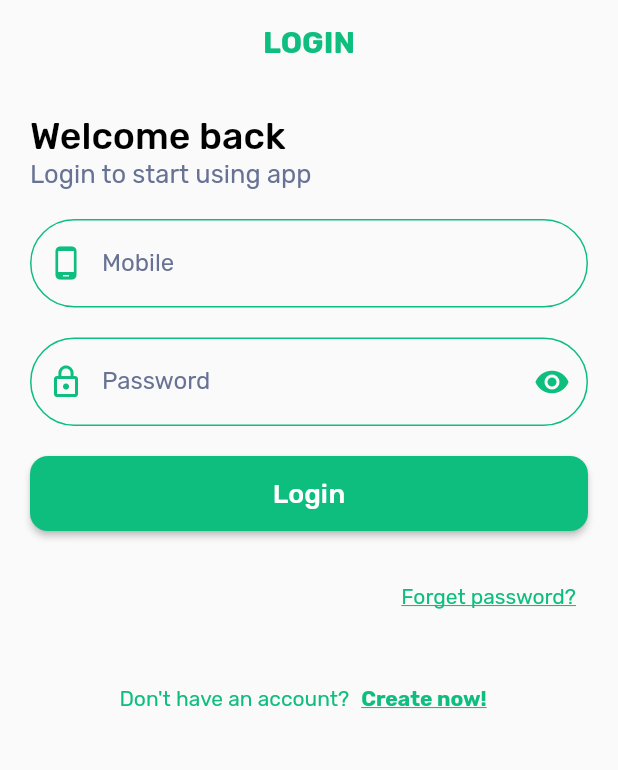
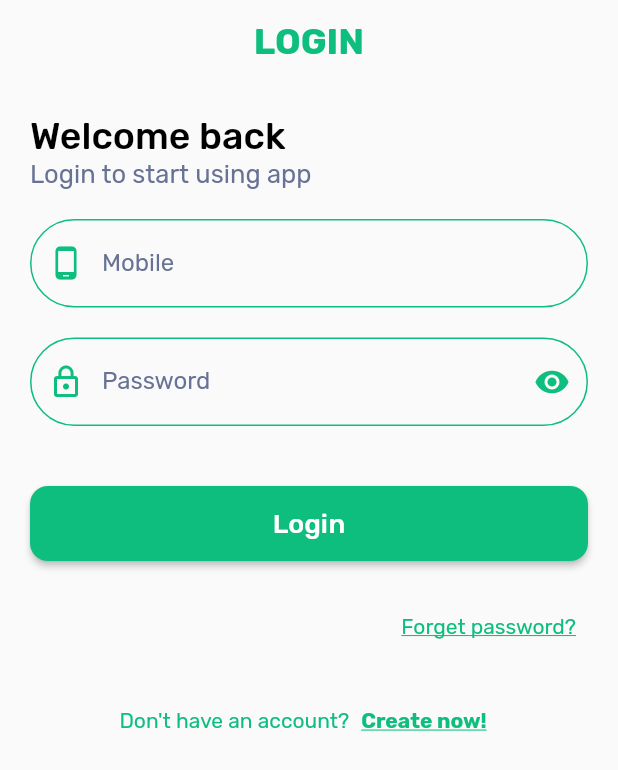
Before and after one commit to Khaled-Shbair/smart_store, a Flutter app: the screen it shows after launch, on a phone screen of 412 x 824 dp. Shown: the top 770 px of the screen. Run offline on Flutter 3.47's test engine with Material 2 defaults, Android fonts, the phone set to English and light mode, and no system bars; our stand-ins replace carousel_slider, flutter_rating_bar, flutter_svg, fluttertoast, get, shared_preferences.

Commit message:
25/8/2022-K.S

```diff
--- a/lib/app_routers.dart
+++ b/lib/app_routers.dart
@@ -4,7 +4,7 @@ import 'models/home_model.dart';
 import 'screens/auth_screen/forget_password.dart';
 import 'screens/auth_screen/login_screen.dart';
 import 'screens/auth_screen/register_screen.dart';
-import 'screens/auth_screen/send_code_screen.dart';
+import 'screens/auth_screen/reset_password_screen.dart';
 import 'screens/details product.dart';
 import 'screens/home_screen.dart';
 import 'screens/launch_screen.dart';
@@ -36,10 +36,10 @@ class AppRouters {
       case productDetailsScreen:
         return MaterialPageRoute(
             builder: (context) => const ProductDetailsScreen());
-      case sendCodeScreen:
+      case resetPasswordScreen:
         final phone = settings.arguments as String;
         return MaterialPageRoute(
-            builder: (context) => SendCodeScreen(phone: phone));
+            builder: (context) => ResetPasswordScreen(phone: phone));
       case detailsProduct:
         final latestProducts = settings.arguments as Products;
         return MaterialPageRoute(
--- a/lib/constants/String.dart
+++ b/lib/constants/String.dart
@@ -9,3 +9,4 @@ const String smartStoreLayout = '/smartStoreLayout';
 const String subCategoryScreen = '/subCategoryScreen';
 const String productCategoryScreen = '/productCategoryScreen';
 const String productDetailsScreen = '/productDetailsScreen';
+const String resetPasswordScreen = '/resetPasswordScreen';
--- a/lib/constants/colors.dart
+++ b/lib/constants/colors.dart
@@ -1,5 +1,8 @@
 import 'package:flutter/material.dart';
 
 class MyColors {
-  static const Color yellow = Color(0XFFffc107);
+  static const Color green = Color(0XFF0EBE7F);
+  static const Color red = Color(0XFFFF0000);
+  static const Color gery = Color(0XFF677294);
+  static const Color geryBold = Color(0XFF858EA9);
 }
--- a/lib/main.dart
+++ b/lib/main.dart
@@ -22,7 +22,6 @@ class MyApp extends StatelessWidget {
     return MaterialApp(
       debugShowCheckedModeBanner: false,
       onGenerateRoute: appRouters.onGenerateRoute,
-    home: LoginScreen(),
     );
   }
 }
--- a/lib/screens/auth_screen/login_screen.dart
+++ b/lib/screens/auth_screen/login_screen.dart
@@ -1,5 +1,6 @@
 import 'package:flutter/material.dart';
 import 'package:get/get.dart';
+import '../../constants/colors.dart';
 import '../../widgets/view_details.dart';
 import '../../api/api_response.dart';
 import '../../constants/String.dart';
@@ -38,7 +39,6 @@ class _LoginScreenState extends State<LoginScreen> with Helpers {
     super.dispose();
   }
 
-
   Widget sizedBox(double height) => SizedBox(height: height);
 
   @override
@@ -58,7 +58,7 @@ class _LoginScreenState extends State<LoginScreen> with Helpers {
           const ViewDetails(
             data: 'Login to start using app',
             fontFamily: FontsApp.fontRegular,
-            color: Color(0XFF677294),
+            color: MyColors.gery,
             fontSize: 17,
           ),
           sizedBox(20),
@@ -82,7 +82,7 @@ class _LoginScreenState extends State<LoginScreen> with Helpers {
               });
             },
           ),
-          sizedBox(20),
+          sizedBox(40),
           ButtonAuth(
             text: 'Login',
             onPressed: () async => await _preformLogin(),
@@ -98,13 +98,13 @@ class _LoginScreenState extends State<LoginScreen> with Helpers {
                 'Forget password?',
                 style: TextStyle(
                   fontFamily: FontsApp.fontRegular,
-                  color: Color(0XFF0EBE7F),
+                  color: MyColors.green,
                   decoration: TextDecoration.underline,
                 ),
               ),
             ),
           ),
-          sizedBox(20),
+          sizedBox(15),
           Row(
             mainAxisAlignment: MainAxisAlignment.center,
             children: [
@@ -112,7 +112,7 @@ class _LoginScreenState extends State<LoginScreen> with Helpers {
                 'Don\'t have an account?',
                 style: TextStyle(
                   fontFamily: FontsApp.fontRegular,
-                  color: Color(0XFF0EBE7F),
+                  color: MyColors.green,
                 ),
               ),
               TextButton(
@@ -123,7 +123,7 @@ class _LoginScreenState extends State<LoginScreen> with Helpers {
                   'Create now!',
                   style: TextStyle(
                     fontFamily: FontsApp.fontBold,
-                    color: Color(0XFF0EBE7F),
+                    color: MyColors.green,
                     decoration: TextDecoration.underline,
                   ),
                 ),
--- a/lib/screens/auth_screen/register_screen.dart
+++ b/lib/screens/auth_screen/register_screen.dart
@@ -1,7 +1,7 @@
 import 'package:flutter/material.dart';
 import 'package:get/get.dart';
-import 'package:smart_store/constants/String.dart';
-import 'package:smart_store/getX/cities_getX.dart';
+import '../../constants/String.dart';
+import '../../getX/cities_getX.dart';
 import '../../api/api_response.dart';
 import '../../getX/auth_controller_getX.dart';
 import '../../models/city_model.dart';
--- a/lib/utils/helpers.dart
+++ b/lib/utils/helpers.dart
@@ -1,5 +1,7 @@
 import 'package:flutter/material.dart';
 import 'package:fluttertoast/fluttertoast.dart';
+
+import '../constants/colors.dart';
 
 mixin Helpers {
   void showSnackBar({required String message, bool error = false}) {
@@ -10,7 +12,7 @@ mixin Helpers {
       textColor: Colors.white,
       gravity: ToastGravity.SNACKBAR,
       toastLength: Toast.LENGTH_LONG,
-      backgroundColor: error ? Colors.red : Colors.green,
+      backgroundColor: error ? MyColors.red : MyColors.green,
     );
   }
 }
--- a/lib/widgets/appBar_app.dart
+++ b/lib/widgets/appBar_app.dart
@@ -1,5 +1,6 @@
 import 'package:flutter/material.dart';
 
+import '../constants/colors.dart';
 import '../constants/fonts.dart';
 
 PreferredSizeWidget appBarApp({required String title}) {
@@ -8,7 +9,8 @@ PreferredSizeWidget appBarApp({required String title}) {
       title,
       style: const TextStyle(
         fontFamily: FontsApp.fontBold,
-        color: Color(0XFF0EBE7F),
+        color: MyColors.green,
+        fontSize: 24,
       ),
     ),
     centerTitle: true,
--- a/lib/widgets/button_auth.dart
+++ b/lib/widgets/button_auth.dart
@@ -1,5 +1,6 @@
 import 'package:flutter/material.dart';
 
+import '../constants/colors.dart';
 import '../constants/fonts.dart';
 
 class ButtonAuth extends StatelessWidget {
@@ -17,7 +18,7 @@ class ButtonAuth extends StatelessWidget {
       onPressed: onPressed,
       style: ElevatedButton.styleFrom(
         minimumSize: const Size(double.infinity, 50),
-        primary: const Color(0XFF0EBE7F),
+        primary: MyColors.green,
         shape: RoundedRectangleBorder(
           borderRadius: BorderRadius.circular(12),
         ),
--- a/lib/widgets/input_filed.dart
+++ b/lib/widgets/input_filed.dart
@@ -1,5 +1,6 @@
 import 'package:flutter/material.dart';
 
+import '../constants/colors.dart';
 import '../constants/fonts.dart';
 
 class InputFiled extends StatelessWidget {
@@ -25,29 +26,35 @@ class InputFiled extends StatelessWidget {
       decoration: InputDecoration(
         labelText: labelText,
         prefixText: '0',
+        prefixStyle: const TextStyle(
+          color: Colors.black,
+          fontSize: 16,
+        ),
         counterText: '',
-        prefixIcon: Icon(prefixIcon, color: const Color(0XFF0EBE7F)),
+        prefixIcon: Icon(prefixIcon, color: MyColors.green),
         labelStyle: const TextStyle(
-            fontFamily: FontsApp.fontRegular, color: Color(0XFF677294)),
+          fontFamily: FontsApp.fontRegular,
+          color: MyColors.gery,
+        ),
         enabledBorder: OutlineInputBorder(
           borderRadius: BorderRadius.circular(50),
           borderSide: const BorderSide(
-            color: Color(0XFF0EBE7F),
+            color: MyColors.green,
           ),
         ),
         focusedBorder: OutlineInputBorder(
           borderRadius: BorderRadius.circular(50),
           borderSide: const BorderSide(
-            color: Color(0XFF0EBE7F),
+            color: MyColors.green,
           ),
         ),
-        helperStyle: const TextStyle(color: Colors.grey),
+        helperStyle: const TextStyle(color: MyColors.gery),
         border: OutlineInputBorder(
           borderRadius: BorderRadius.circular(50),
         ),
         errorBorder: OutlineInputBorder(
           borderRadius: BorderRadius.circular(50),
-          borderSide: const BorderSide(color: Colors.red),
+          borderSide: const BorderSide(color: MyColors.red),
         ),
       ),
     );
--- a/lib/widgets/password_filed.dart
+++ b/lib/widgets/password_filed.dart
@@ -1,5 +1,6 @@
 import 'package:flutter/material.dart';
 
+import '../constants/colors.dart';
 import '../constants/fonts.dart';
 
 class PasswordFiled extends StatelessWidget {
@@ -30,26 +31,26 @@ class PasswordFiled extends StatelessWidget {
       obscureText: obscureText,
       decoration: InputDecoration(
         labelText: labelText,
-        prefixIcon: Icon(prefixIcon,color: const Color(0XFF0EBE7F)),
+        prefixIcon: Icon(prefixIcon, color: MyColors.green),
         suffixIcon: IconButton(
           onPressed: onPressed,
-          icon: Icon(suffixIcon, color: const Color(0XFF0EBE7F)),
+          icon: Icon(suffixIcon, color: MyColors.green),
         ),
         labelStyle: const TextStyle(
           fontFamily: FontsApp.fontRegular,
-          color: Color(0XFF677294),
+          color: MyColors.gery,
         ),
-        helperStyle: const TextStyle(color: Colors.grey),
+        helperStyle: const TextStyle(color: MyColors.gery),
         enabledBorder: OutlineInputBorder(
           borderRadius: BorderRadius.circular(50),
           borderSide: const BorderSide(
-            color: Color(0XFF0EBE7F),
+            color: MyColors.green,
           ),
         ),
         focusedBorder: OutlineInputBorder(
           borderRadius: BorderRadius.circular(50),
           borderSide: const BorderSide(
-            color: Color(0XFF0EBE7F),
+            color: MyColors.green,
           ),
         ),
         border: OutlineInputBorder(
@@ -57,7 +58,7 @@ class PasswordFiled extends StatelessWidget {
         ),
         errorBorder: OutlineInputBorder(
           borderRadius: BorderRadius.circular(50),
-          borderSide: const BorderSide(color: Colors.red),
+          borderSide: const BorderSide(color: MyColors.red),
         ),
       ),
     );
```
Also changed, not shown: lib/getX/auth_controller_getX.dart (+56 -23 lines), lib/screens/auth_screen/forget_password.dart (+12 -87 lines), lib/screens/auth_screen/reset_password_screen.dart (added, +217 -0 lines), lib/screens/auth_screen/send_code_screen.dart (deleted, +0 -212 lines), lib/screens/smart_store_layout.dart (+6 -14 lines), lib/widgets/code_field.dart (+16 -0 lines).
